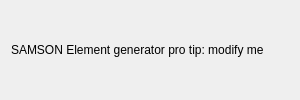
This is AdenitaCoreSE/form/SELatticeCreatorEditorGUI.ui in edellano/Adenita-SAMSON-Edition as Qt 5 draws it before an edit. The edited form follows.
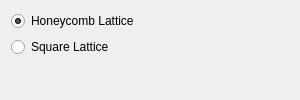
This is the edited form.

Patch:
```diff
--- a/AdenitaCoreSE/form/SELatticeCreatorEditorGUI.ui
+++ b/AdenitaCoreSE/form/SELatticeCreatorEditorGUI.ui
@@ -21,11 +21,25 @@
   </property>
   <layout class="QVBoxLayout" name="verticalLayout">
    <item>
-    <widget class="QLabel" name="label">
-     <property name="text">
-      <string>SAMSON Element generator pro tip: modify me</string>
-     </property>
-    </widget>
+    <layout class="QFormLayout" name="formLayout">
+     <item row="1" column="0">
+      <widget class="QRadioButton" name="rdbSquare">
+       <property name="text">
+        <string>Square Lattice</string>
+       </property>
+      </widget>
+     </item>
+     <item row="0" column="0">
+      <widget class="QRadioButton" name="rdbHoneycomb">
+       <property name="text">
+        <string>Honeycomb Lattice</string>
+       </property>
+       <property name="checked">
+        <bool>true</bool>
+       </property>
+      </widget>
+     </item>
+    </layout>
    </item>
   </layout>
  </widget>
```
Left out of the diff: 39 changed lines with no effect on the pictures.
